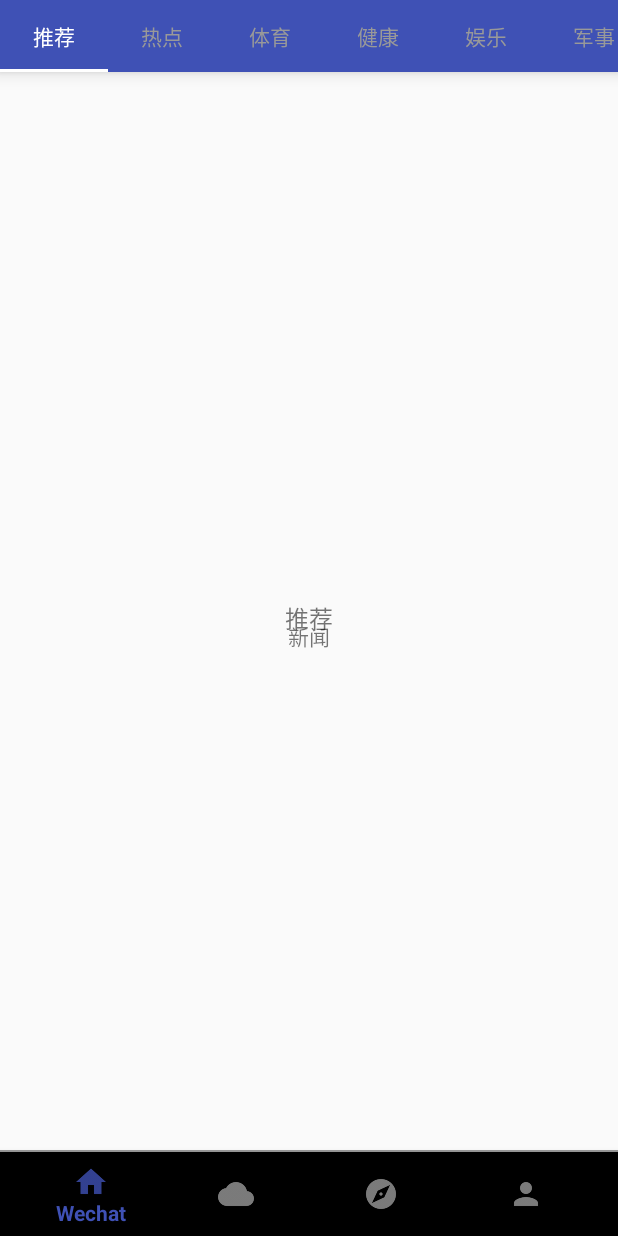
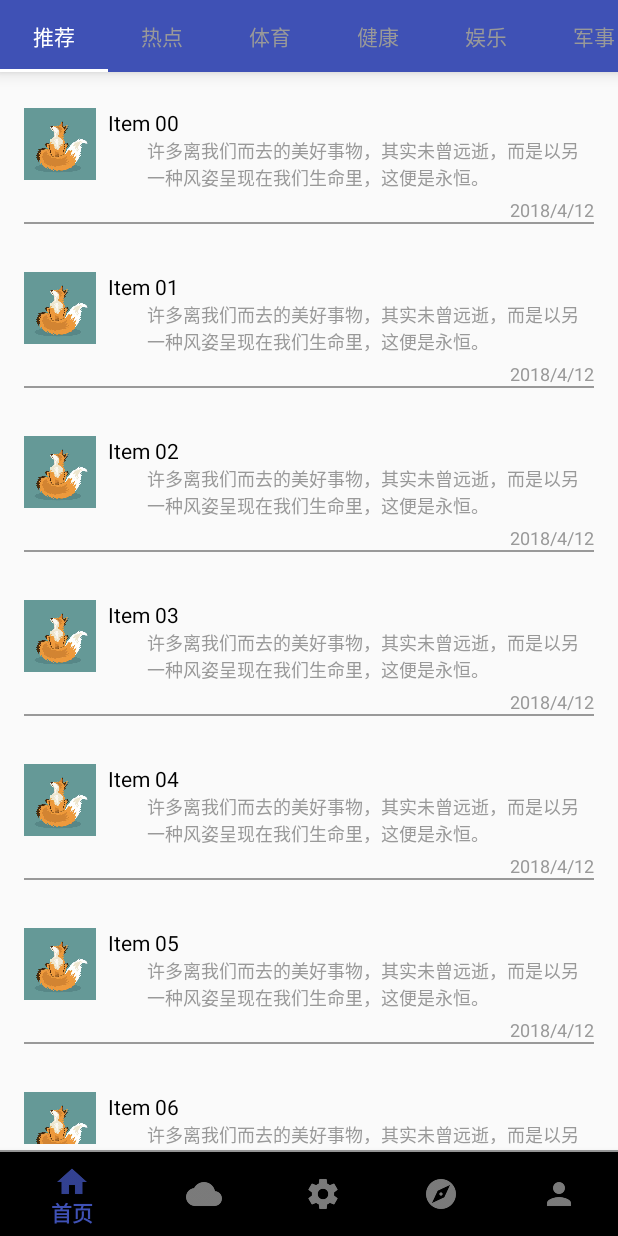
Before and after one commit to laujason/TownHealth, an Android app: the screen it shows after launch (MainActivity), on a phone screen of 412 x 824 dp. Run offline under Robolectric (Android 15) with nearby library versions, the phone set to English and light mode, and no system bars.

Commit message:
2018/4/12 jason commit

```diff
--- a/app/src/main/java/com/ormediagroup/xproject/BaseFragment.java
+++ b/app/src/main/java/com/ormediagroup/xproject/BaseFragment.java
@@ -3,17 +3,35 @@ package com.ormediagroup.xproject;
 import android.os.Bundle;
 import android.support.annotation.Nullable;
 import android.support.design.widget.Snackbar;
+import android.support.design.widget.TabLayout;
 import android.support.v4.app.Fragment;
+import android.support.v4.app.FragmentActivity;
+import android.support.v4.app.FragmentManager;
+import android.support.v4.app.FragmentPagerAdapter;
+import android.support.v4.content.ContextCompat;
+import android.support.v4.view.ViewCompat;
+import android.support.v4.view.ViewPager;
+
 import android.view.LayoutInflater;
 import android.view.View;
 import android.view.ViewGroup;
 import android.widget.TextView;
+
+import java.util.ArrayList;
+import java.util.List;
 
 /**
  * Created by YQ04 on 2018/4/11.
  */
 
 public class BaseFragment extends Fragment {
+    private TabLayout mTabTl;
+    private ViewPager mContentVp;
+    private ContentPagerAdapter contentAdapter;
+    private List<String> tabIndicators;
+    private List<Fragment> tabFragments;
+    private String[] mTabTitles_top = new String []{"推荐","热点","体育","健康","娱乐","军事","科技","生活","学习"};
+
     public static BaseFragment newInstance(String info) {
         Bundle args = new Bundle();
         BaseFragment fragment = new BaseFragment();
@@ -26,14 +44,64 @@ public class BaseFragment extends Fragment {
     @Override
     public View onCreateView(LayoutInflater inflater, ViewGroup container, Bundle savedInstanceState) {
         View view = inflater.inflate(R.layout.fragment_base, null);
-        TextView tvInfo = (TextView) view.findViewById(R.id.textView);
+        mTabTl =  view.findViewById(R.id.tl_tab);
+        mContentVp =  view.findViewById(R.id.vp_content);
+        initContent();
+        initTab();
+        /*TextView tvInfo = (TextView) view.findViewById(R.id.textView);
         tvInfo.setText(getArguments().getString("info"));
         tvInfo.setOnClickListener(new View.OnClickListener() {
             @Override
             public void onClick(View v) {
                 Snackbar.make(v, "Don't click me.please!.", Snackbar.LENGTH_SHORT).show();
             }
-        });
+        });*/
         return view;
     }
+
+    private void initTab(){
+        mTabTl.setTabMode(TabLayout.MODE_SCROLLABLE);
+        mTabTl.setTabTextColors(ContextCompat.getColor(getActivity(), R.color.gray), ContextCompat.getColor(getActivity(), R.color.white));
+        mTabTl.setSelectedTabIndicatorColor(ContextCompat.getColor(getActivity(), R.color.white));
+        ViewCompat.setElevation(mTabTl, 10);
+        mTabTl.setupWithViewPager(mContentVp);
+    }
+
+    private void initContent() {
+        tabIndicators = new ArrayList<>();
+
+        for (int i = 0; i < mTabTitles_top.length; i++) {
+            tabIndicators.add(mTabTitles_top[i]);
+        }
+        tabFragments = new ArrayList<>();
+        for (String s : tabIndicators) {
+            tabFragments.add(TabContentFragment.newInstance(s));  //内容
+        }
+        contentAdapter = new ContentPagerAdapter(getActivity().getSupportFragmentManager());
+        mContentVp.setAdapter(contentAdapter);
+    }
+
+
+
+    private class ContentPagerAdapter extends FragmentPagerAdapter {
+
+        public ContentPagerAdapter(FragmentManager fm) {
+            super(fm);
+        }
+
+        @Override
+        public Fragment getItem(int position) {
+            return tabFragments.get(position);
+        }
+
+        @Override
+        public int getCount() {
+            return tabIndicators.size();
+        }
+
+        @Override
+        public CharSequence getPageTitle(int position) {
+            return tabIndicators.get(position);
+        }
+    }
 }
--- a/app/src/main/java/com/ormediagroup/xproject/MainActivity.java
+++ b/app/src/main/java/com/ormediagroup/xproject/MainActivity.java
@@ -25,7 +25,7 @@ public class MainActivity extends AppCompatActivity {
 
     private List<String> tabIndicators;
     private List<Fragment> tabFragments;
-    private ContentPagerAdapter contentAdapter;
+//    private ContentPagerAdapter contentAdapter;
     private BottomNavigationView bottomNavigationView;
     private MenuItem menuItem;
 
@@ -37,12 +37,12 @@ public class MainActivity extends AppCompatActivity {
 
         setContentView(R.layout.activity_main);
 
-        mTabTl =  findViewById(R.id.tl_tab);
-        mContentVp =  findViewById(R.id.vp_content);
+        /*mTabTl =  findViewById(R.id.tl_tab);
+        mContentVp =  findViewById(R.id.vp_content);*/
+
+        /*initContent();
+        initTab();*/
         viewPager = findViewById(R.id.vp_content_bottom);
-        initContent();
-        initTab();
-
         bottomNavigationView = (BottomNavigationView) findViewById(R.id.bnv_menu);
         //默认 >3 的选中效果会影响ViewPager的滑动切换时的效果，故利用反射去掉
         BottomNavigationViewHelper.disableShiftMode(bottomNavigationView);
@@ -57,11 +57,14 @@ public class MainActivity extends AppCompatActivity {
                             case R.id.item_contacts:
                                 viewPager.setCurrentItem(1);
                                 break;
-                            case R.id.item_discover:
+                            case R.id.item_share:
                                 viewPager.setCurrentItem(2);
                                 break;
+                            case R.id.item_discover:
+                                viewPager.setCurrentItem(3);
+                                break;
                             case R.id.item_me:
-                                viewPager.setCurrentItem(3);
+                                viewPager.setCurrentItem(4);
                                 break;
                         }
                         return false;
@@ -94,7 +97,7 @@ public class MainActivity extends AppCompatActivity {
 
     }
 
-    private void initTab(){
+    /*private void initTab(){
         mTabTl.setTabMode(TabLayout.MODE_SCROLLABLE);
         mTabTl.setTabTextColors(ContextCompat.getColor(this, R.color.gray), ContextCompat.getColor(this, R.color.white));
         mTabTl.setSelectedTabIndicatorColor(ContextCompat.getColor(this, R.color.white));
@@ -104,9 +107,9 @@ public class MainActivity extends AppCompatActivity {
 
     private void initContent() {
         tabIndicators = new ArrayList<>();
-        /*for (int i = 0; i < 8; i++) {
+        *//*for (int i = 0; i < 8; i++) {
             tabIndicators.add("Tab " + i);
-        }*/
+        }*//*
         for (int i = 0; i < mTabTitles_top.length; i++) {
             tabIndicators.add(mTabTitles_top[i]);
         }
@@ -116,19 +119,21 @@ public class MainActivity extends AppCompatActivity {
         }
         contentAdapter = new ContentPagerAdapter(getSupportFragmentManager());
         mContentVp.setAdapter(contentAdapter);
-    }
+    }*/
 
     private void setupViewPager(ViewPager viewPager) {
         ViewPagerAdapter adapter = new ViewPagerAdapter(getSupportFragmentManager());
 
         adapter.addFragment(BaseFragment.newInstance("新闻"));
         adapter.addFragment(BaseFragment.newInstance("图书"));
+        adapter.addFragment(BaseFragment.newInstance("分享"));
         adapter.addFragment(BaseFragment.newInstance("发现"));
         adapter.addFragment(BaseFragment.newInstance("更多"));
+
         viewPager.setAdapter(adapter);
     }
 
-    private class ContentPagerAdapter extends FragmentPagerAdapter{
+    /*private class ContentPagerAdapter extends FragmentPagerAdapter{
 
         public ContentPagerAdapter(FragmentManager fm) {
             super(fm);
@@ -148,5 +153,5 @@ public class MainActivity extends AppCompatActivity {
         public CharSequence getPageTitle(int position) {
             return tabIndicators.get(position);
         }
-    }
+    }*/
 }
--- a/app/src/main/java/com/ormediagroup/xproject/TabContentFragment.java
+++ b/app/src/main/java/com/ormediagroup/xproject/TabContentFragment.java
@@ -3,10 +3,15 @@ package com.ormediagroup.xproject;
 import android.os.Bundle;
 import android.support.annotation.Nullable;
 import android.support.v4.app.Fragment;
+import android.support.v7.widget.LinearLayoutManager;
+import android.support.v7.widget.RecyclerView;
 import android.view.LayoutInflater;
 import android.view.View;
 import android.view.ViewGroup;
 import android.widget.TextView;
+
+import java.text.DecimalFormat;
+import java.util.Date;
 
 /**
  * Created by YQ04 on 2018/4/11.
@@ -14,7 +19,7 @@ import android.widget.TextView;
 
 public class TabContentFragment extends Fragment{
     private static final String EXTRA_CONTENT = "content";
-
+    private RecyclerView mContentRv;
     public static TabContentFragment newInstance(String content){
         Bundle arguments = new Bundle();
         arguments.putString(EXTRA_CONTENT, content);
@@ -27,7 +32,44 @@ public class TabContentFragment extends Fragment{
     @Override
     public View onCreateView(LayoutInflater inflater, @Nullable ViewGroup container, @Nullable Bundle savedInstanceState) {
         View contentView = inflater.inflate(R.layout.fragment_tab_content, null);
-        ((TextView)contentView.findViewById(R.id.tv_content)).setText(getArguments().getString(EXTRA_CONTENT));
+//        ((TextView)contentView.findViewById(R.id.tv_content)).setText(getArguments().getString(EXTRA_CONTENT));
+        mContentRv =  contentView.findViewById(R.id.rv_content);
+        mContentRv.setLayoutManager(new LinearLayoutManager(getActivity()));
+        mContentRv.setAdapter(new ContentAdapter());
         return contentView;
     }
+
+    private class ContentAdapter extends RecyclerView.Adapter<ContentAdapter.ContentHolder>{
+
+        @Override
+        public ContentAdapter.ContentHolder onCreateViewHolder(ViewGroup parent, int viewType) {
+            return new ContentHolder(LayoutInflater.from(getActivity()).inflate(R.layout.item_simple_list_1, parent, false));
+        }
+
+        @Override
+        public void onBindViewHolder(ContentAdapter.ContentHolder holder, int position) {
+            Date date = new Date();
+            holder.itemTv_title.setText("Item "+new DecimalFormat("00").format(position));
+            holder.itemTv_content.setText("许多离我们而去的美好事物，其实未曾远逝，而是以另一种风姿呈现在我们生命里，这便是永恒。");
+            holder.itemTv_time.setText("2018/4/12");
+        }
+
+        @Override
+        public int getItemCount() {
+            return 36;
+        }
+
+        class ContentHolder extends RecyclerView.ViewHolder{
+
+            private TextView itemTv_title,itemTv_content,itemTv_time;
+
+            public ContentHolder(View itemView) {
+                super(itemView);
+                itemTv_title = itemView.findViewById(R.id.tv_title);
+                itemTv_content = itemView.findViewById(R.id.tv_content);
+                itemTv_time = itemView.findViewById(R.id.tv_time);
+            }
+        }
+
+    }
 }
--- a/app/src/main/res/layout/activity_main.xml
+++ b/app/src/main/res/layout/activity_main.xml
@@ -6,11 +6,12 @@
     xmlns:app="http://schemas.android.com/apk/res-auto"
     tools:context="com.ormediagroup.xproject.MainActivity">
 
-    <android.support.design.widget.TabLayout
+    <!--<android.support.design.widget.TabLayout
         android:id="@+id/tl_tab"
         android:layout_width="match_parent"
         android:layout_height="@dimen/dp_48"
-        android:background="@color/blue">
+        android:background="@color/blue"
+        android:layout_alignParentTop="true">
 
     </android.support.design.widget.TabLayout>
 
@@ -19,7 +20,7 @@
         android:layout_width="match_parent"
         android:layout_height="wrap_content"
         >
-    </android.support.v4.view.ViewPager>
+    </android.support.v4.view.ViewPager>-->
 
 
 
--- a/app/src/main/res/layout/fragment_base.xml
+++ b/app/src/main/res/layout/fragment_base.xml
@@ -2,7 +2,7 @@
 <RelativeLayout xmlns:android="http://schemas.android.com/apk/res/android"
     android:layout_width="match_parent"
     android:layout_height="match_parent">
-    <TextView
+    <!--<TextView
         android:id="@+id/textView"
         android:layout_width="wrap_content"
         android:layout_height="wrap_content"
@@ -12,7 +12,20 @@
     <ScrollView
         android:layout_width="match_parent"
         android:layout_height="wrap_content">
+    </ScrollView>-->
+    <android.support.design.widget.TabLayout
+        android:id="@+id/tl_tab"
+        android:layout_width="match_parent"
+        android:layout_height="@dimen/dp_48"
+        android:background="@color/blue"
+        android:layout_alignParentTop="true">
 
+    </android.support.design.widget.TabLayout>
 
-    </ScrollView>
+    <android.support.v4.view.ViewPager
+        android:id="@+id/vp_content"
+        android:layout_width="match_parent"
+        android:layout_height="wrap_content"
+        >
+    </android.support.v4.view.ViewPager>
 </RelativeLayout>
--- /dev/null
+++ b/app/src/main/res/layout/fragment_contact.xml
@@ -0,0 +1,11 @@
+<?xml version="1.0" encoding="utf-8"?>
+<LinearLayout xmlns:android="http://schemas.android.com/apk/res/android"
+    android:layout_width="match_parent"
+    android:layout_height="match_parent"
+    android:orientation="vertical">
+    <TextView
+        android:layout_width="wrap_content"
+        android:layout_height="wrap_content"
+        android:layout_gravity="center"
+        android:text="contact"/>
+</LinearLayout>
--- /dev/null
+++ b/app/src/main/res/layout/fragment_discover.xml
@@ -0,0 +1,11 @@
+<?xml version="1.0" encoding="utf-8"?>
+<LinearLayout xmlns:android="http://schemas.android.com/apk/res/android"
+    android:layout_width="match_parent"
+    android:layout_height="match_parent"
+    android:orientation="vertical">
+    <TextView
+        android:layout_width="wrap_content"
+        android:layout_height="wrap_content"
+        android:layout_gravity="center"
+        android:text="discover"/>
+</LinearLayout>
--- /dev/null
+++ b/app/src/main/res/layout/fragment_me.xml
@@ -0,0 +1,10 @@
+<?xml version="1.0" encoding="utf-8"?>
+<LinearLayout xmlns:android="http://schemas.android.com/apk/res/android"
+    android:layout_width="match_parent"
+    android:layout_height="match_parent">
+    <TextView
+        android:layout_width="wrap_content"
+        android:layout_height="wrap_content"
+        android:layout_gravity="center"
+        android:text="我的"/>
+</LinearLayout>
--- /dev/null
+++ b/app/src/main/res/layout/fragment_share.xml
@@ -0,0 +1,11 @@
+<?xml version="1.0" encoding="utf-8"?>
+<LinearLayout xmlns:android="http://schemas.android.com/apk/res/android"
+    android:layout_width="match_parent"
+    android:layout_height="match_parent"
+    android:orientation="vertical">
+    <TextView
+        android:layout_width="wrap_content"
+        android:layout_height="wrap_content"
+        android:layout_gravity="center"
+        android:text="share"/>
+</LinearLayout>
--- a/app/src/main/res/layout/fragment_tab_content.xml
+++ b/app/src/main/res/layout/fragment_tab_content.xml
@@ -3,19 +3,22 @@
     android:layout_width="match_parent"
     android:layout_height="match_parent"
     android:gravity="center"
-    android:orientation="vertical">
+    android:orientation="vertical"
+    android:paddingBottom="61dp"
+    android:paddingTop="56dp"
+    >
 
-    <TextView
+    <!--<TextView
         android:id="@+id/tv_content"
         android:layout_width="wrap_content"
         android:layout_height="wrap_content"
         android:text="TabContent"
-        android:textSize="@dimen/sp_16"/>
-    <!--<ScrollView
+        android:textSize="@dimen/sp_16"/>-->
+
+    <android.support.v7.widget.RecyclerView
         android:layout_width="match_parent"
-        android:layout_height="wrap_content">
-
-
-    </ScrollView>-->
+        android:layout_height="match_parent"
+        android:id="@+id/rv_content">
+    </android.support.v7.widget.RecyclerView>
 
 </LinearLayout>
--- /dev/null
+++ b/app/src/main/res/layout/item_simple_list_1.xml
@@ -0,0 +1,55 @@
+<?xml version="1.0" encoding="utf-8"?>
+<RelativeLayout
+    android:layout_width="match_parent"
+    android:layout_height="wrap_content"
+    xmlns:android="http://schemas.android.com/apk/res/android"
+    android:layout_margin="@dimen/dp_16"
+    >
+
+    <ImageView
+        android:id="@+id/civ_avatar"
+        android:layout_width="@dimen/dp_48"
+        android:layout_height="@dimen/dp_48"
+        android:src="@mipmap/ic_avatar"/>
+
+    <TextView
+        android:id="@+id/tv_title"
+        android:layout_width="wrap_content"
+        android:layout_height="wrap_content"
+        android:layout_toRightOf="@id/civ_avatar"
+        android:layout_marginLeft="@dimen/dp_8"
+        android:text="Title：News title"
+        android:textColor="@color/black"
+        android:textSize="@dimen/sp_14"/>
+
+    <TextView
+        android:id="@+id/tv_content"
+        android:layout_width="wrap_content"
+        android:layout_height="wrap_content"
+
+        android:layout_alignStart="@+id/tv_title"
+        android:layout_below="@+id/tv_title"
+        android:layout_marginStart="26dp"
+        android:ellipsize="end"
+        android:lines="2"
+        android:text="许多离我们而去的美好事物，其实未曾远逝，而是以另一种风姿呈现在我们生命里，这便是永恒。"
+        android:textColor="@color/gray"
+        android:textSize="@dimen/sp_12" />
+
+    <TextView
+        android:id="@+id/tv_time"
+        android:layout_width="wrap_content"
+        android:layout_height="wrap_content"
+        android:layout_below="@id/tv_content"
+        android:layout_marginTop="@dimen/dp_4"
+        android:layout_alignParentRight="true"
+        android:text="4天以前"
+        android:textColor="@color/gray"
+        android:textSize="@dimen/sp_12"/>
+    <View
+        android:layout_width="match_parent"
+        android:layout_height="1dp"
+        android:background="@color/gray"
+        android:layout_below="@id/tv_time"
+        />
+</RelativeLayout>
--- a/app/src/main/res/menu/menu_bottom_navigation.xml
+++ b/app/src/main/res/menu/menu_bottom_navigation.xml
@@ -3,13 +3,18 @@
 
     <item
         android:id="@+id/item_wechat"
-        android:title="Wechat"
+        android:title="首页"
         android:icon="@drawable/ic_action_home"/>
 
     <item
         android:id="@+id/item_contacts"
         android:title="Contacts"
         android:icon="@drawable/ic_action_cloud"/>
+
+    <item
+        android:id="@+id/item_share"
+        android:title="Share"
+        android:icon="@drawable/ic_action_settings"/>
 
     <item
         android:id="@+id/item_discover"
```
Also changed, not shown: app/src/main/res/mipmap-xxhdpi/ic_avatar.png (added).
